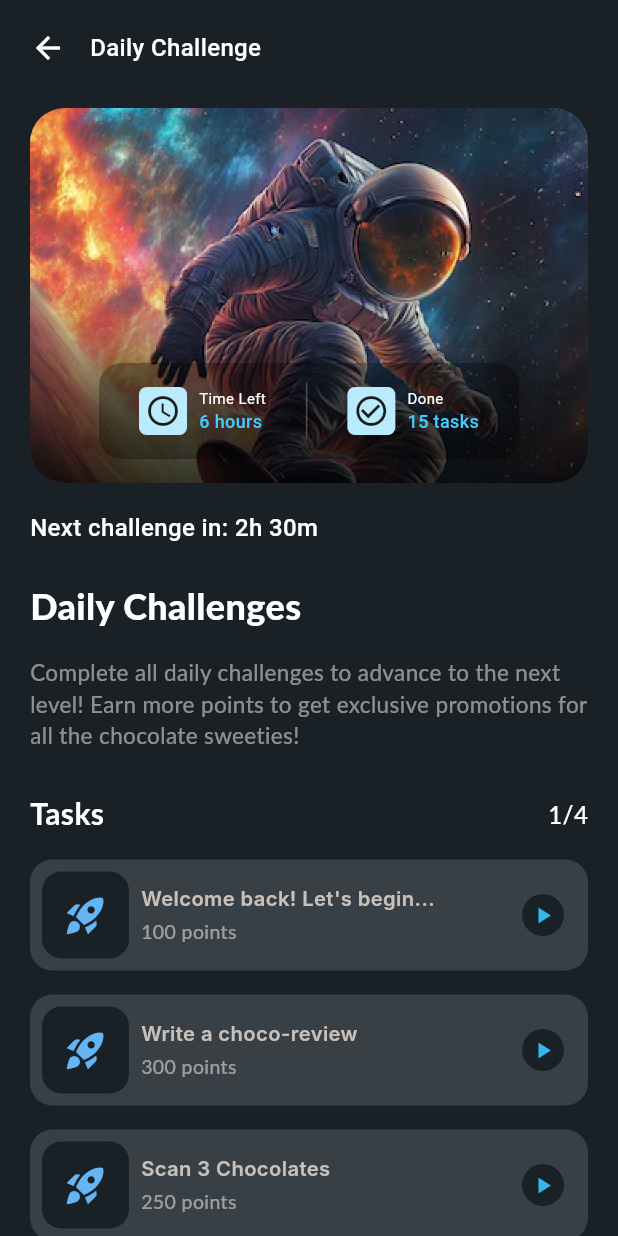
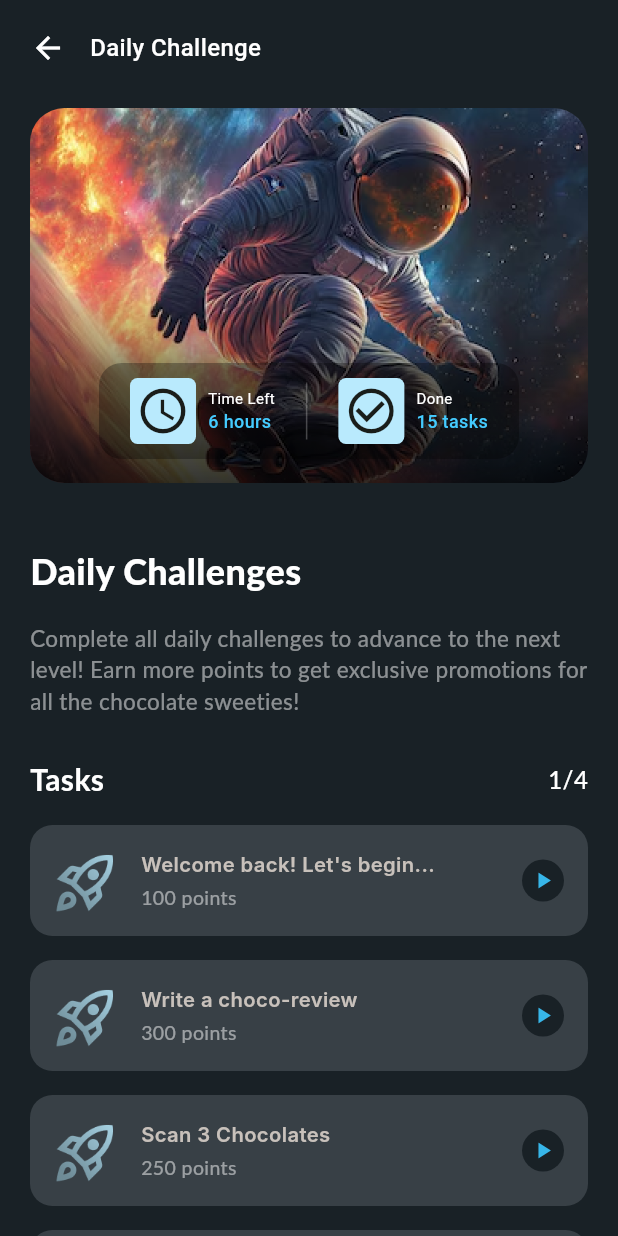
Before and after one commit to StanK1/Food-Rating-App, a Flutter app: the DailyChallengesScreen screen opened directly, on a phone screen of 412 x 824 dp. Run offline on Flutter 3.47's test engine with Material 3 defaults, Android fonts, the phone set to English and light mode, and no system bars; our stand-ins replace shared_preferences; missing offline and left inert: flutter_barcode_scanner; accounts and stored records are empty; Roboto replaces fonts that are missing (Inter, Lato, Poppins).

Commit message:
Design Changes

```diff
--- a/lib/screens/daily_challenges_screen.dart
+++ b/lib/screens/daily_challenges_screen.dart
@@ -18,7 +18,7 @@ class DailyChallengesScreen extends StatelessWidget {
                 const SizedBox(height: 28),
                 _buildHeaderImage(),
                 const SizedBox(height: 18),
-                _buildTimeInfo(),
+                //_buildTimeInfo(),
                 const SizedBox(height: 24),
                 _buildChallengeInfo(),
                 const SizedBox(height: 28),
@@ -62,7 +62,7 @@ class DailyChallengesScreen extends StatelessWidget {
         image: const DecorationImage(
           image: AssetImage('assets/images/daily_challenges_astronaut.png'),
           fit: BoxFit.cover,
-          alignment: Alignment(0, -0.5), // Updated this line
+          alignment: Alignment(0, -0.35),
         ),
       ),
       child: Stack(
@@ -131,7 +131,7 @@ class DailyChallengesScreen extends StatelessWidget {
             color: const Color(0xFFB9EAFD),
             borderRadius: BorderRadius.circular(5),
           ),
-          child: Icon(icon, color: const Color(0xFF191D1A), size: 24),
+          child: Icon(icon, color: const Color(0xFF191D1A), size: 36),
         ),
         const SizedBox(width: 8),
         Column(
@@ -178,17 +178,17 @@ class DailyChallengesScreen extends StatelessWidget {
     );
   }
 
-  Widget _buildTimeInfo() {
-    return Text(
-      'Next challenge in: 2h 30m',
-      style: TextStyle(
-        color: Colors.white,
-        fontSize: 16,
-        fontWeight: FontWeight.w500,
-        fontFamily: 'Poppins',
-      ),
-    );
-  }
+  //Widget _buildTimeInfo() {
+    //return Text(
+      //'Next challenge in: 2h 30m',
+    //  style: TextStyle(
+    //    color: Colors.white,
+    //    fontSize: 16,
+    //    fontWeight: FontWeight.w500,
+    //    fontFamily: 'Poppins',
+    //  ),
+    //);
+  //}
 
   Widget _buildTaskList() {
     final tasks = [
@@ -240,14 +240,13 @@ class DailyChallengesScreen extends StatelessWidget {
             width: 58,
             height: 58,
             margin: const EdgeInsets.only(left: 8),
-            decoration: BoxDecoration(
-              color: const Color(0xFF192126),
-              borderRadius: BorderRadius.circular(13),
-            ),
-            child: const Icon(
-              Icons.rocket_launch,
-              color: Color(0xFF64B5F6),
-              size: 30,
+            //decoration: BoxDecoration(
+            //  color: const Color(0xFF192126),
+            //  borderRadius: BorderRadius.circular(13),
+            //),
+            child: Image.asset(
+              'assets/images/daily_screen_rocket_luncher.png',
+              fit: BoxFit.contain
             ),
           ),
           const SizedBox(width: 8),
```
Also changed, not shown: assets/images/daily_screen_rocket_luncher.png (added).
